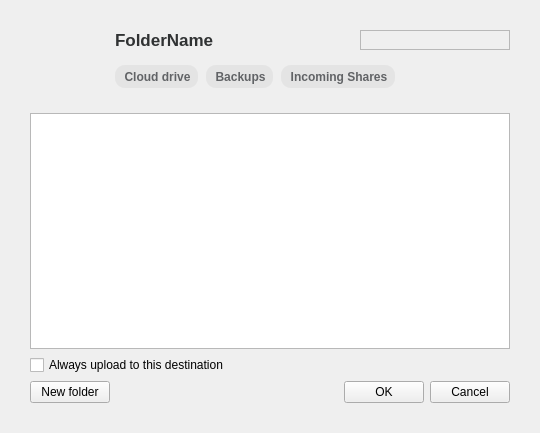
The window that src/MEGASync/gui/node_selector/gui/macx/NodeSelectorTreeViewWidget.ui (meganz/MEGAsync) describes before a commit, drawn with Qt 5.
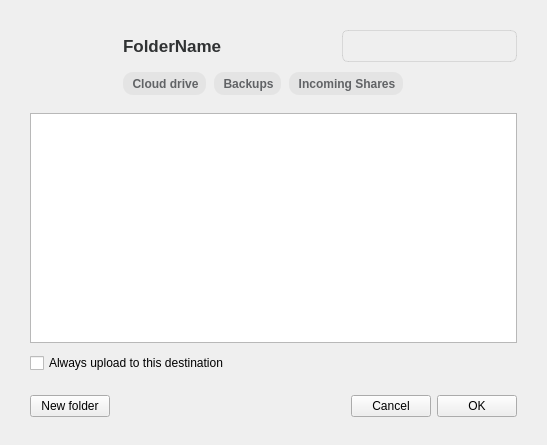
The same window after the commit. Icons and pictures are not drawn. Custom widgets are drawn as their Qt base class.

Commit message: ui macos and compilation fixes

```diff
--- a/src/MEGASync/gui/node_selector/gui/macx/NodeSelectorTreeViewWidget.ui
+++ b/src/MEGASync/gui/node_selector/gui/macx/NodeSelectorTreeViewWidget.ui
@@ -6,8 +6,8 @@
    <rect>
     <x>0</x>
     <y>0</y>
-    <width>540</width>
-    <height>433</height>
+    <width>543</width>
+    <height>445</height>
    </rect>
   </property>
   <property name="windowTitle">
@@ -20,6 +20,9 @@
 }</string>
   </property>
   <layout class="QVBoxLayout" name="NodeSelectorWidgetLayout">
+   <property name="spacing">
+    <number>10</number>
+   </property>
    <property name="leftMargin">
     <number>30</number>
    </property>
@@ -30,7 +33,7 @@
     <number>30</number>
    </property>
    <property name="bottomMargin">
-    <number>30</number>
+    <number>20</number>
    </property>
    <item>
     <layout class="QGridLayout" name="gridLayout">
@@ -38,16 +41,25 @@
       <number>0</number>
      </property>
      <property name="bottomMargin">
-      <number>10</number>
+      <number>8</number>
      </property>
      <item row="0" column="10">
       <widget class="SearchLineEdit" name="leSearch">
        <property name="minimumSize">
         <size>
-         <width>150</width>
-         <height>0</height>
+         <width>175</width>
+         <height>32</height>
         </size>
        </property>
+       <property name="styleSheet">
+        <string notr="true">QFrame{
+border-radius:6px;
+border-width:1px 1px 1px 1px;
+border-style:solid;
+border-color:rgba(0,0,0,0.1);
+min-height:30px;
+}</string>
+       </property>
        <property name="frameShape">
         <enum>QFrame::StyledPanel</enum>
        </property>
@@ -312,6 +324,12 @@
         <property name="leftMargin">
          <number>0</number>
         </property>
+        <property name="topMargin">
+         <number>0</number>
+        </property>
+        <property name="bottomMargin">
+         <number>0</number>
+        </property>
         <item>
          <widget class="QToolButton" name="cloudDriveSearch">
           <property name="cursor">
@@ -732,21 +750,24 @@
      <property name="maximumSize">
       <size>
        <width>16777215</width>
-       <height>26</height>
+       <height>16777215</height>
       </size>
      </property>
+     <property name="styleSheet">
+      <string notr="true"/>
+     </property>
      <layout class="QHBoxLayout" name="horizontalLayout">
       <property name="leftMargin">
        <number>0</number>
       </property>
       <property name="topMargin">
-       <number>0</number>
+       <number>12</number>
       </property>
       <property name="rightMargin">
        <number>0</number>
       </property>
       <property name="bottomMargin">
-       <number>0</number>
+       <number>8</number>
       </property>
       <item>
        <widget class="QPushButton" name="bNewFolder">
@@ -768,13 +789,6 @@
         </property>
        </spacer>
       </item>
-      <item>
-       <widget class="QPushButton" name="bOk">
-        <property name="text">
-         <string>OK</string>
-        </property>
-       </widget>
-      </item>
       <item>
        <widget class="QPushButton" name="bCancel">
         <property name="text">
@@ -782,6 +796,13 @@
         </property>
        </widget>
       </item>
+      <item>
+       <widget class="QPushButton" name="bOk">
+        <property name="text">
+         <string>OK</string>
+        </property>
+       </widget>
+      </item>
      </layout>
     </widget>
    </item>
```
Left out of the diff: 4 changed lines with no effect on the pictures. The commit also changes 4 other files.
